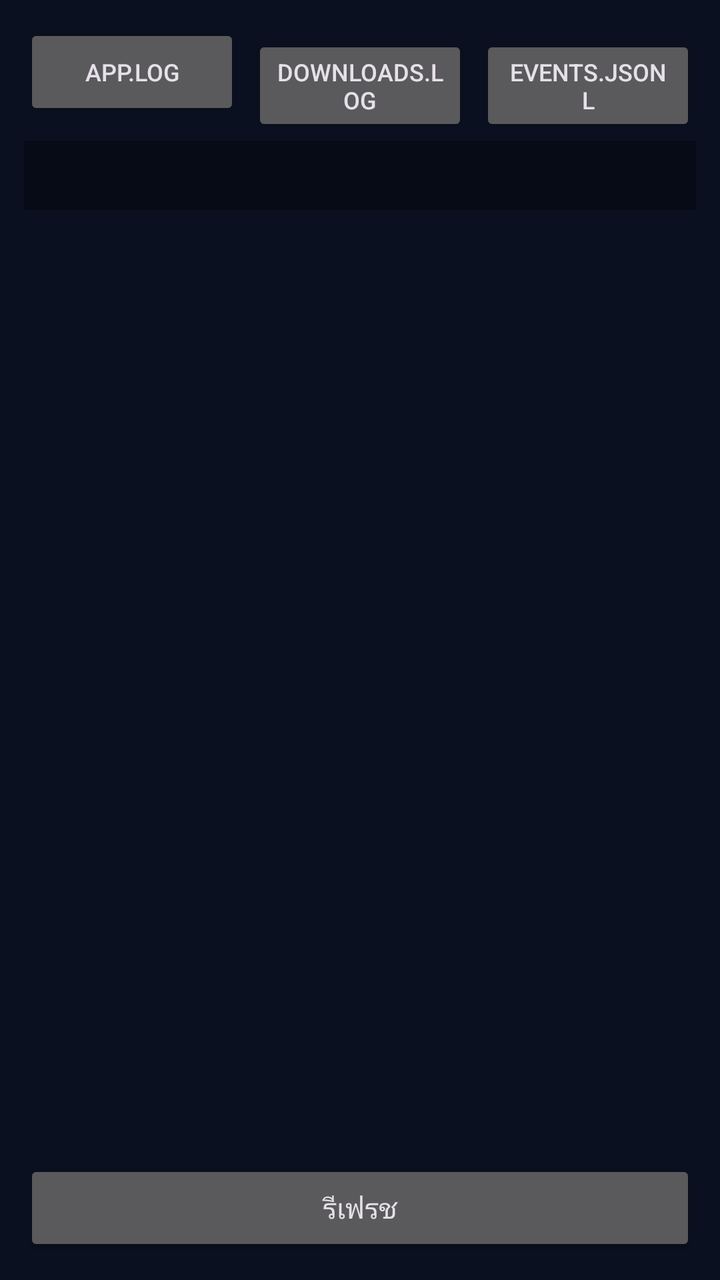
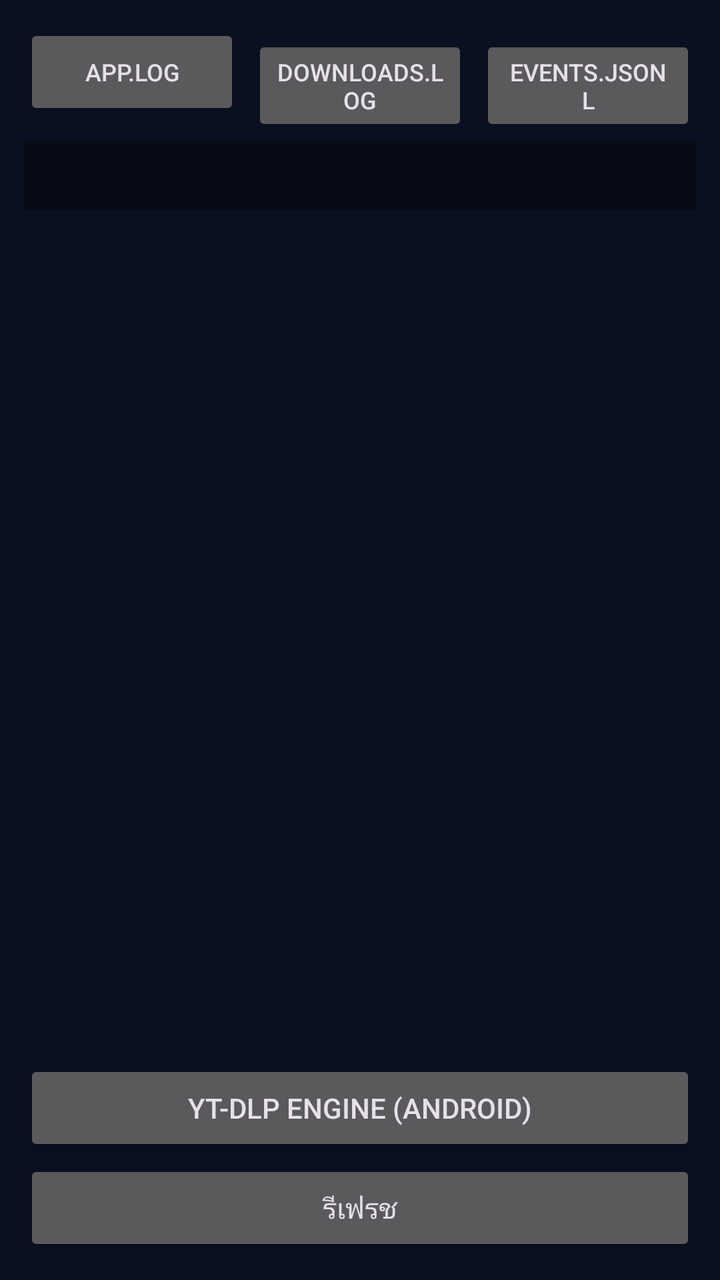

An Android layout rendered at two revisions. The XML below is the earlier revision; the diff shows what the commit changed to produce the second picture.
<!-- AndroidManifest.xml: application theme Theme.VDOGrabber -->
<!-- res/layout/activity_logs.xml -->
<?xml version="1.0" encoding="utf-8"?>
<LinearLayout xmlns:android="http://schemas.android.com/apk/res/android"
    android:layout_width="match_parent"
    android:layout_height="match_parent"
    android:orientation="vertical"
    android:background="#0B1020"
    android:padding="12dp">

    <LinearLayout
        android:layout_width="match_parent"
        android:layout_height="wrap_content"
        android:orientation="horizontal">

        <Button
            android:id="@+id/tabApp"
            android:layout_width="0dp"
            android:layout_height="wrap_content"
            android:layout_weight="1"
            android:layout_marginEnd="6dp"
            android:textSize="12sp"
            android:text="app.log" />

        <Button
            android:id="@+id/tabDl"
            android:layout_width="0dp"
            android:layout_height="wrap_content"
            android:layout_weight="1"
            android:layout_marginEnd="6dp"
            android:textSize="12sp"
            android:text="downloads.log" />

        <Button
            android:id="@+id/tabEv"
            android:layout_width="0dp"
            android:layout_height="wrap_content"
            android:layout_weight="1"
            android:textSize="12sp"
            android:text="events.jsonl" />
    </LinearLayout>

    <ScrollView
        android:layout_width="match_parent"
        android:layout_height="0dp"
        android:layout_weight="1"
        android:layout_marginTop="8dp">

        <TextView
            android:id="@+id/logBox"
            android:layout_width="match_parent"
            android:layout_height="wrap_content"
            android:fontFamily="monospace"
            android:textSize="11sp"
            android:textColor="#B7C4DE"
            android:padding="10dp"
            android:background="#070B16"
            android:textIsSelectable="true" />
    </ScrollView>

    <Button
        android:id="@+id/btnRefresh"
        android:layout_width="match_parent"
        android:layout_height="wrap_content"
        android:layout_marginTop="8dp"
        android:text="@string/refresh" />
</LinearLayout>
<!-- resources referenced by this layout -->
<resources>
  <string name="refresh">รีเฟรช</string>
  <style name="Theme.VDOGrabber" parent="Theme.Material3.Dark.NoActionBar">
          <item name="colorPrimary">@color/accent</item>
          <item name="colorSecondary">@color/accent2</item>
          <item name="android:windowBackground">@color/bg</item>
          <item name="android:statusBarColor">@color/surface</item>
          <item name="android:navigationBarColor">@color/surface</item>
      </style>
  <color name="accent">#FF5F6D</color>
  <color name="accent2">#FFC371</color>
  <color name="bg">#0B1020</color>
  <color name="surface">#101830</color>
</resources>

<!-- the commit's change to res/layout/activity_logs.xml (unified diff, before → after) -->
@@ -57,9 +57,16 @@
     </ScrollView>
 
     <Button
+        android:id="@+id/btnEngine"
+        android:layout_width="match_parent"
+        android:layout_height="wrap_content"
+        android:layout_marginTop="6dp"
+        android:text="@string/engine_title" />
+
+    <Button
         android:id="@+id/btnRefresh"
         android:layout_width="match_parent"
         android:layout_height="wrap_content"
-        android:layout_marginTop="8dp"
+        android:layout_marginTop="2dp"
         android:text="@string/refresh" />
 </LinearLayout>
<!-- resource entries referenced after the edit -->
@@ -1,5 +1,6 @@
 <!-- resources referenced by this layout -->
 <resources>
+  <string name="engine_title">yt-dlp engine (Android)</string>
   <string name="refresh">รีเฟรช</string>
   <style name="Theme.VDOGrabber" parent="Theme.Material3.Dark.NoActionBar">
           <item name="colorPrimary">@color/accent</item>
